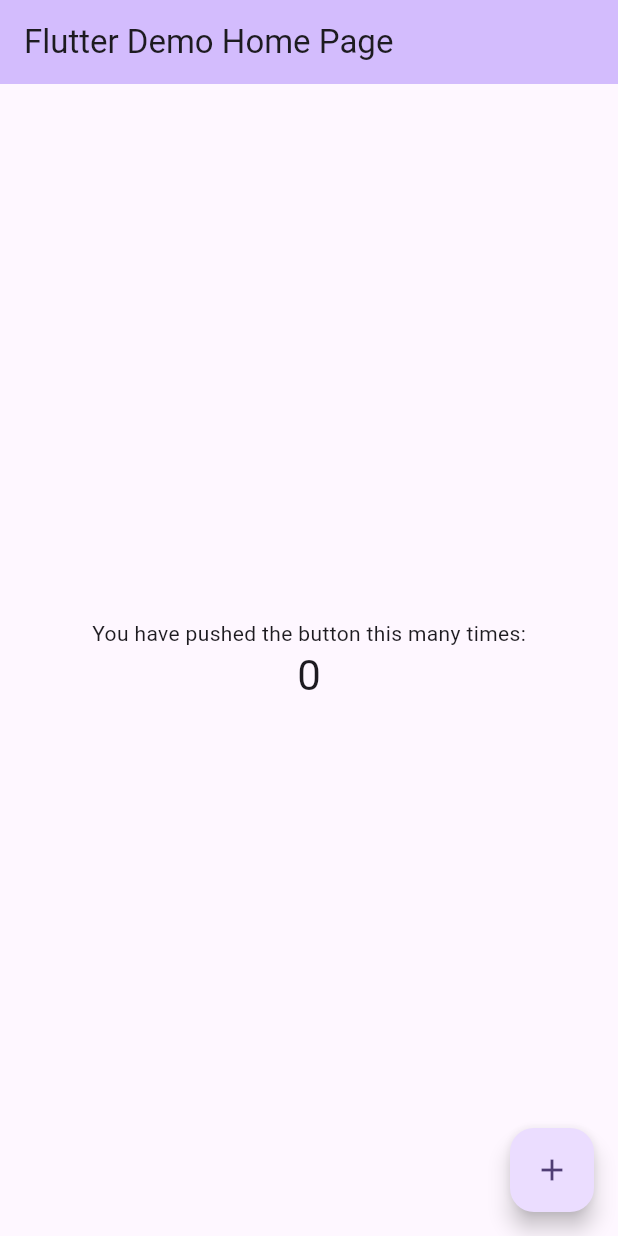
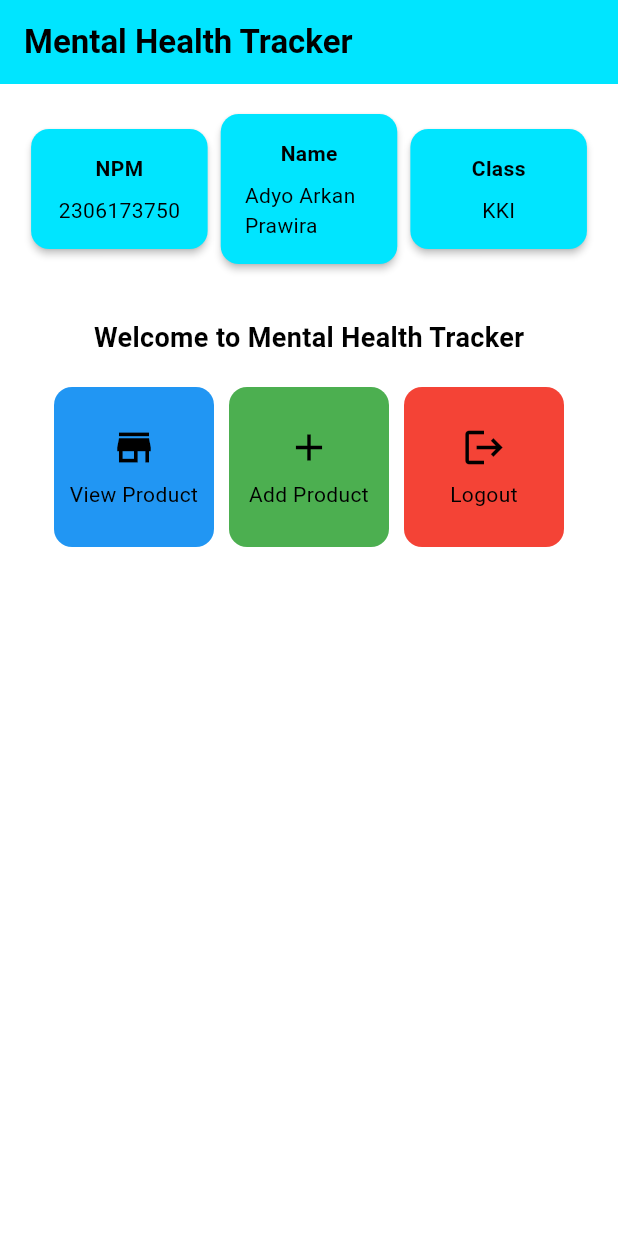
Before and after one commit to adyoprawira/shopey_mobile, a Flutter app: the screen it shows after launch, on a phone screen of 412 x 824 dp. Run offline on Flutter 3.47's test engine with Material 3 defaults, Android fonts, the phone set to English and light mode, and no system bars.

Commit message:
Added buttons and changed colors

```diff
--- a/lib/main.dart
+++ b/lib/main.dart
@@ -1,4 +1,5 @@
 import 'package:flutter/material.dart';
+import 'package:shopey_mobile/menu.dart';
 
 void main() {
   runApp(const MyApp());
@@ -28,98 +29,12 @@
         //
         // This works for code too, not just values: Most code changes can be
         // tested with just a hot reload.
-        colorScheme: ColorScheme.fromSeed(seedColor: Colors.deepPurple),
+        colorScheme: ColorScheme.fromSwatch(
+          primarySwatch: Colors.deepPurple,
+        ).copyWith(secondary: Colors.deepPurple[400]),
         useMaterial3: true,
       ),
-      home: const MyHomePage(title: 'Flutter Demo Home Page'),
+      home: MyHomePage(),
     );
   }
 }
-
-class MyHomePage extends StatefulWidget {
-  const MyHomePage({super.key, required this.title});
-
-  // This widget is the home page of your application. It is stateful, meaning
-  // that it has a State object (defined below) that contains fields that affect
-  // how it looks.
-
-  // This class is the configuration for the state. It holds the values (in this
-  // case the title) provided by the parent (in this case the App widget) and
-  // used by the build method of the State. Fields in a Widget subclass are
-  // always marked "final".
-
-  final String title;
-
-  @override
-  State<MyHomePage> createState() => _MyHomePageState();
-}
-
-class _MyHomePageState extends State<MyHomePage> {
-  int _counter = 0;
-
-  void _incrementCounter() {
-    setState(() {
-      // This call to setState tells the Flutter framework that something has
-      // changed in this State, which causes it to rerun the build method below
-      // so that the display can reflect the updated values. If we changed
-      // _counter without calling setState(), then the build method would not be
-      // called again, and so nothing would appear to happen.
-      _counter++;
-    });
-  }
-
-  @override
-  Widget build(BuildContext context) {
-    // This method is rerun every time setState is called, for instance as done
-    // by the _incrementCounter method above.
-    //
-    // The Flutter framework has been optimized to make rerunning build methods
-    // fast, so that you can just rebuild anything that needs updating rather
-    // than having to individually change instances of widgets.
-    return Scaffold(
-      appBar: AppBar(
-        // TRY THIS: Try changing the color here to a specific color (to
-        // Colors.amber, perhaps?) and trigger a hot reload to see the AppBar
-        // change color while the other colors stay the same.
-        backgroundColor: Theme.of(context).colorScheme.inversePrimary,
-        // Here we take the value from the MyHomePage object that was created by
-        // the App.build method, and use it to set our appbar title.
-        title: Text(widget.title),
-      ),
-      body: Center(
-        // Center is a layout widget. It takes a single child and positions it
-        // in the middle of the parent.
-        child: Column(
-          // Column is also a layout widget. It takes a list of children and
-          // arranges them vertically. By default, it sizes itself to fit its
-          // children horizontally, and tries to be as tall as its parent.
-          //
-          // Column has various properties to control how it sizes itself and
-          // how it positions its children. Here we use mainAxisAlignment to
-          // center the children vertically; the main axis here is the vertical
-          // axis because Columns are vertical (the cross axis would be
-          // horizontal).
-          //
-          // TRY THIS: Invoke "debug painting" (choose the "Toggle Debug Paint"
-          // action in the IDE, or press "p" in the console), to see the
-          // wireframe for each widget.
-          mainAxisAlignment: MainAxisAlignment.center,
-          children: <Widget>[
-            const Text(
-              'You have pushed the button this many times:',
-            ),
-            Text(
-              '$_counter',
-              style: Theme.of(context).textTheme.headlineMedium,
-            ),
-          ],
-        ),
-      ),
-      floatingActionButton: FloatingActionButton(
-        onPressed: _incrementCounter,
-        tooltip: 'Increment',
-        child: const Icon(Icons.add),
-      ), // This trailing comma makes auto-formatting nicer for build methods.
-    );
-  }
-}
--- /dev/null
+++ b/lib/menu.dart
@@ -0,0 +1,194 @@
+import 'package:flutter/material.dart';
+
+class MyHomePage extends StatelessWidget {
+  MyHomePage({super.key});
+
+  final String npm = '2306173750'; // NPM
+  final String name = 'Adyo Arkan Prawira'; // Name
+  final String className = 'KKI'; // Class
+
+  final List<ItemHomepage> items = [
+    ItemHomepage("View Product", Icons.store, Colors.blue),
+    ItemHomepage("Add Product", Icons.add, Colors.green),
+    ItemHomepage("Logout", Icons.logout, Colors.red),
+  ];
+
+  @override
+  Widget build(BuildContext context) {
+    // Scaffold provides the basic structure of the page with the AppBar and body.
+    return Scaffold(
+      // AppBar is the top part of the page that displays the title.
+      appBar: AppBar(
+        // The title of the application "Mental Health Tracker" with white text and bold font.
+        title: const Text(
+          'Mental Health Tracker',
+          style: TextStyle(
+            color: Colors.black,
+            fontWeight: FontWeight.bold,
+          ),
+        ),
+        // The background color of the AppBar is obtained from the application theme color scheme.
+        backgroundColor: const Color.fromARGB(255, 0, 229, 255),
+      ),
+      // Body of the page with paddings around it.
+      body: Padding(
+        padding: const EdgeInsets.all(16.0),
+        // Place the widget vertically in a column.
+        child: Column(
+          crossAxisAlignment: CrossAxisAlignment.center,
+          children: [
+            // Row to display 3 InfoCard horizontally.
+            Row(
+              mainAxisAlignment: MainAxisAlignment.spaceEvenly,
+              children: [
+                InfoCard(title: 'NPM', content: npm),
+                InfoCard(title: 'Name', content: name),
+                InfoCard(title: 'Class', content: className),
+              ],
+            ),
+
+            // Give a vertical space of 16 units.
+            const SizedBox(height: 16.0),
+
+            // Place the following widget in the center of the page.
+            Center(
+              child: Column(
+                // Place the text and grid item vertically.
+
+                children: [
+                  // Display the welcome message with bold font and size 18.
+                  const Padding(
+                    padding: EdgeInsets.only(top: 16.0),
+                    child: Text(
+                      'Welcome to Mental Health Tracker',
+                      style: TextStyle(
+                        fontWeight: FontWeight.bold,
+                        fontSize: 18.0,
+                      ),
+                    ),
+                  ),
+
+                  // Grid to display ItemCard in a 3 column grid.
+                  GridView.count(
+                    primary: true,
+                    padding: const EdgeInsets.all(20),
+                    crossAxisSpacing: 10,
+                    mainAxisSpacing: 10,
+                    crossAxisCount: 3,
+                    // To ensure that the grid fits its height.
+                    shrinkWrap: true,
+
+                    // Display ItemCard for each item in the items list.
+                    children: items.map((ItemHomepage item) {
+                      return ItemCard(item);
+                    }).toList(),
+                  ),
+                ],
+              ),
+            ),
+          ],
+        ),
+      ),
+    );
+  }
+}
+
+class InfoCard extends StatelessWidget {
+  // Card information that displays the title and content.
+
+  final String title;  // Card title.
+  final String content;  // Card content.
+  final Color cardColor; // Card color.
+  final Color textColor; // Text color.
+
+  const InfoCard({
+    super.key,
+    required this.title,
+    required this.content,
+    this.cardColor = const Color.fromARGB(255, 0, 229, 255),
+    this.textColor = Colors.black,
+    });
+
+  @override
+  Widget build(BuildContext context) {
+    return Card(
+      elevation: 2.0,
+      color: cardColor, // Set the card's background color
+      child: Container(
+        width: MediaQuery.of(context).size.width / 3.5,
+        padding: const EdgeInsets.all(16.0),
+        child: Column(
+          children: [
+            Text(
+              title,
+              style: TextStyle(
+                fontWeight: FontWeight.bold,
+                color: textColor, // Set text color for title
+              ),
+            ),
+            const SizedBox(height: 8.0),
+            Text(
+              content,
+              style: TextStyle(
+                color: textColor, // Set text color for content
+              ),
+            ),
+          ],
+        ),
+      ),
+    );
+  }
+}
+
+class ItemHomepage {
+    final String name;
+    final IconData icon;
+    final Color color; // New color property
+
+    ItemHomepage(this.name, this.icon, this.color);
+}
+
+class ItemCard extends StatelessWidget {
+  final ItemHomepage item;
+
+  const ItemCard(this.item, {super.key});
+
+  @override
+  Widget build(BuildContext context) {
+    return Material(
+      color: item.color,
+      borderRadius: BorderRadius.circular(12),
+
+      child: InkWell(
+        onTap: () {
+          ScaffoldMessenger.of(context)
+            ..hideCurrentSnackBar()
+            ..showSnackBar(
+              SnackBar(content: Text("You have pressed the ${item.name} button!"))
+            );
+        },
+        child: Container(
+          padding: const EdgeInsets.all(8),
+          child: Center(
+            child: Column(
+              mainAxisAlignment: MainAxisAlignment.center,
+              children: [
+                Icon(
+                  item.icon,
+                  color: Colors.black, // Set icon color from item color
+                  size: 30.0,
+                ),
+                const Padding(padding: EdgeInsets.all(3)),
+                Text(
+                  item.name,
+                  textAlign: TextAlign.center,
+                  style: TextStyle(color: Colors.black), // Set text color from item color
+                ),
+              ],
+            ),
+          ),
+        ),
+      ),
+    );
+  }
+}
```
